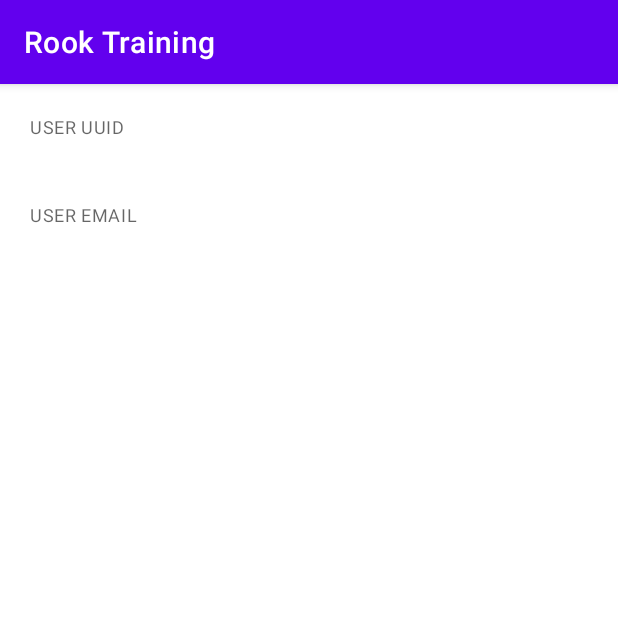
After one commit to RookeriesDevelopment/rook-training-tutorial-app, an Android app: the HomeActivity screen opened directly, with no data from a screen before it, on a phone screen of 412 x 824 dp, the top half of it. The commit adds this screen. Run offline under Robolectric (Android 15) with nearby library versions, the phone set to English and light mode, and no system bars.

Commit message:
Tutorial -> Authenticating users -> Coding the UI

```diff
--- a/app/build.gradle
+++ b/app/build.gradle
@@ -37,6 +37,9 @@ android {
             buildConfigField("String", "CORE_URL", "\"${localProperties["CORE_URL"]}\"")
         }
     }
+    buildFeatures {
+        viewBinding true
+    }
     compileOptions {
         sourceCompatibility JavaVersion.VERSION_1_8
         targetCompatibility JavaVersion.VERSION_1_8
@@ -54,6 +57,9 @@ dependencies {
     implementation 'com.google.android.material:material:1.6.1'
     implementation 'androidx.constraintlayout:constraintlayout:2.1.4'
 
+    // Coroutines
+    implementation 'org.jetbrains.kotlinx:kotlinx-coroutines-android:1.6.4'
+
     // RookMotion
     implementation 'com.rookmotion.android:sdk-rook-training:1.0.1'
     implementation 'com.rookmotion.android:sdk-utils:1.0.0'
--- /dev/null
+++ b/app/src/main/java/com/rookmotion/rooktraining/ui/home/HomeActivity.kt
@@ -0,0 +1,16 @@
+package com.rookmotion.rooktraining.ui.home
+
+import androidx.appcompat.app.AppCompatActivity
+import android.os.Bundle
+import com.rookmotion.rooktraining.databinding.ActivityHomeBinding
+
+class HomeActivity : AppCompatActivity() {
+
+    private lateinit var binding: ActivityHomeBinding
+
+    override fun onCreate(savedInstanceState: Bundle?) {
+        super.onCreate(savedInstanceState)
+        binding = ActivityHomeBinding.inflate(layoutInflater)
+        setContentView(binding.root)
+    }
+}
--- /dev/null
+++ b/app/src/main/res/layout/activity_home.xml
@@ -0,0 +1,34 @@
+<?xml version="1.0" encoding="utf-8"?>
+<LinearLayout xmlns:android="http://schemas.android.com/apk/res/android"
+    xmlns:tools="http://schemas.android.com/tools"
+    android:layout_width="match_parent"
+    android:layout_height="match_parent"
+    android:orientation="vertical"
+    android:padding="20dp"
+    tools:context=".ui.home.HomeActivity">
+
+    <TextView
+        android:layout_width="match_parent"
+        android:layout_height="wrap_content"
+        android:text="USER UUID"
+        android:textAppearance="@style/TextAppearance.MaterialComponents.Caption" />
+
+    <TextView
+        android:id="@+id/user_uuid"
+        android:layout_width="match_parent"
+        android:layout_height="wrap_content"
+        android:layout_marginBottom="20dp"
+        android:textAppearance="@style/TextAppearance.MaterialComponents.Body1" />
+
+    <TextView
+        android:layout_width="match_parent"
+        android:layout_height="wrap_content"
+        android:text="USER EMAIL"
+        android:textAppearance="@style/TextAppearance.MaterialComponents.Caption" />
+
+    <TextView
+        android:id="@+id/user_email"
+        android:layout_width="match_parent"
+        android:layout_height="wrap_content"
+        android:textAppearance="@style/TextAppearance.MaterialComponents.Body1" />
+</LinearLayout>
--- a/app/src/main/res/values/strings.xml
+++ b/app/src/main/res/values/strings.xml
@@ -1,3 +1,5 @@
 <resources>
     <string name="app_name">Rook Training</string>
+    <string name="email">Email</string>
+    <string name="login">Login</string>
 </resources>
```
Also changed, not shown: app/src/main/AndroidManifest.xml (+7 -1 lines), app/src/main/java/com/rookmotion/rooktraining/MainActivity.kt (deleted, +0 -24 lines), app/src/main/java/com/rookmotion/rooktraining/ui/auth/AuthActivity.kt (added, +17 -0 lines), app/src/main/java/com/rookmotion/rooktraining/ui/loading/LoadingActivity.kt (added, +20 -0 lines), app/src/main/res/layout/activity_auth.xml (added, +46 -0 lines), app/src/main/res/layout/activity_loading.xml (added, +25 -0 lines), app/src/main/res/layout/activity_main.xml (deleted, +0 -18 lines).
